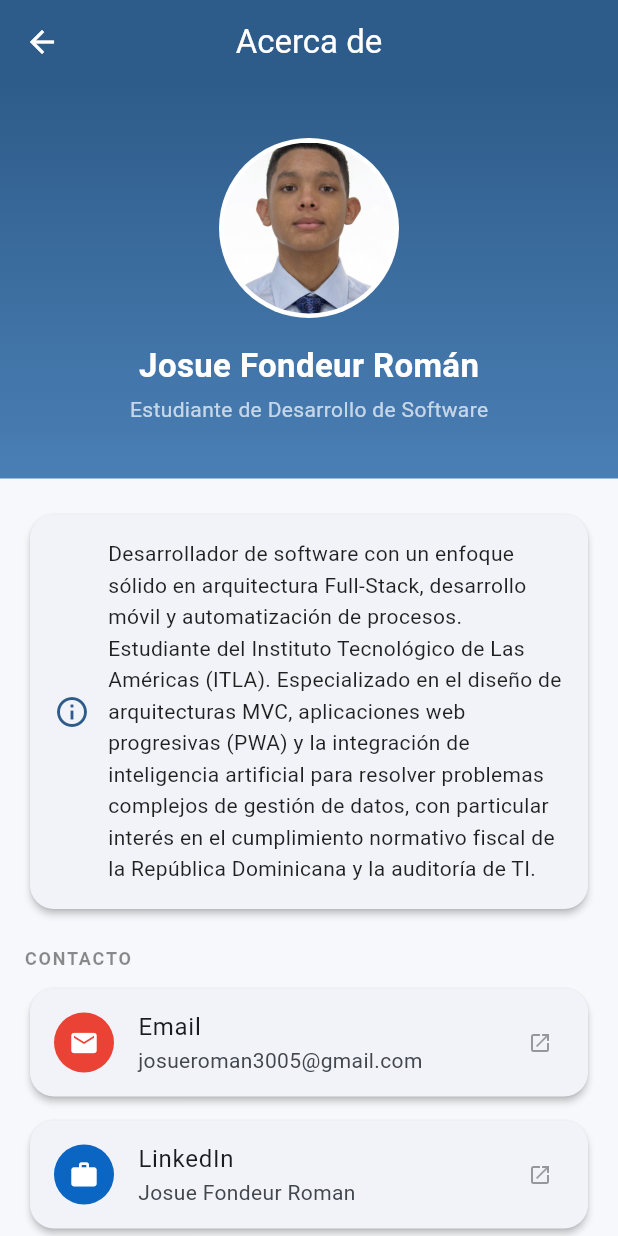
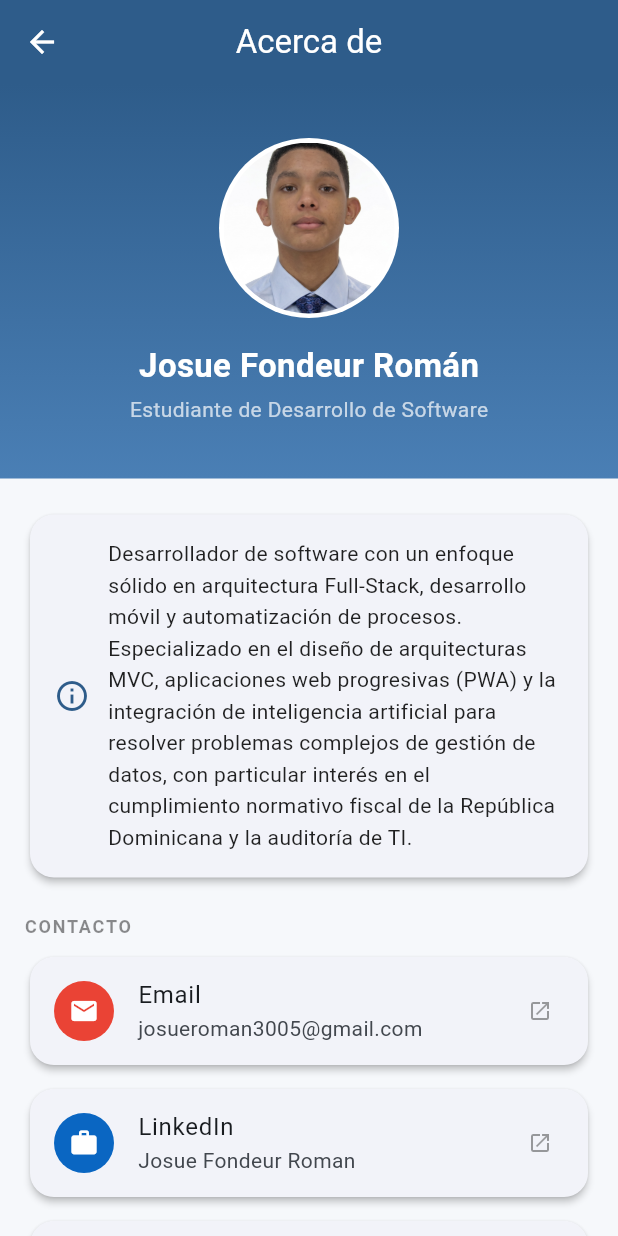
Before and after one commit to Romanqwert/ToolBox-apps-movs, a Flutter app: the AboutScreen screen opened directly, on a phone screen of 412 x 824 dp. Run offline on Flutter 3.47's test engine with Material 3 defaults, Android fonts, the phone set to English and light mode, and no system bars; our stand-ins replace audioplayers.

Commit message:
Fix acerca de mí

```diff
--- a/lib/screens/about_screen.dart
+++ b/lib/screens/about_screen.dart
@@ -91,7 +91,7 @@ class AboutScreen extends StatelessWidget {
                       Expanded(
                         child: Text(
                           'Desarrollador de software con un enfoque sólido en arquitectura Full-Stack, desarrollo móvil y automatización de procesos.  '
-                          'Estudiante del Instituto Tecnológico de Las Américas (ITLA). Especializado en el diseño de arquitecturas MVC, aplicaciones web progresivas (PWA) y la integración de inteligencia artificial para resolver problemas complejos de gestión de datos, con particular interés en el cumplimiento normativo fiscal de la República Dominicana y la auditoría de TI.',
+                          'Especializado en el diseño de arquitecturas MVC, aplicaciones web progresivas (PWA) y la integración de inteligencia artificial para resolver problemas complejos de gestión de datos, con particular interés en el cumplimiento normativo fiscal de la República Dominicana y la auditoría de TI.',
                           style: TextStyle(color: Colors.black87, height: 1.5),
                         ),
                       ),
```
